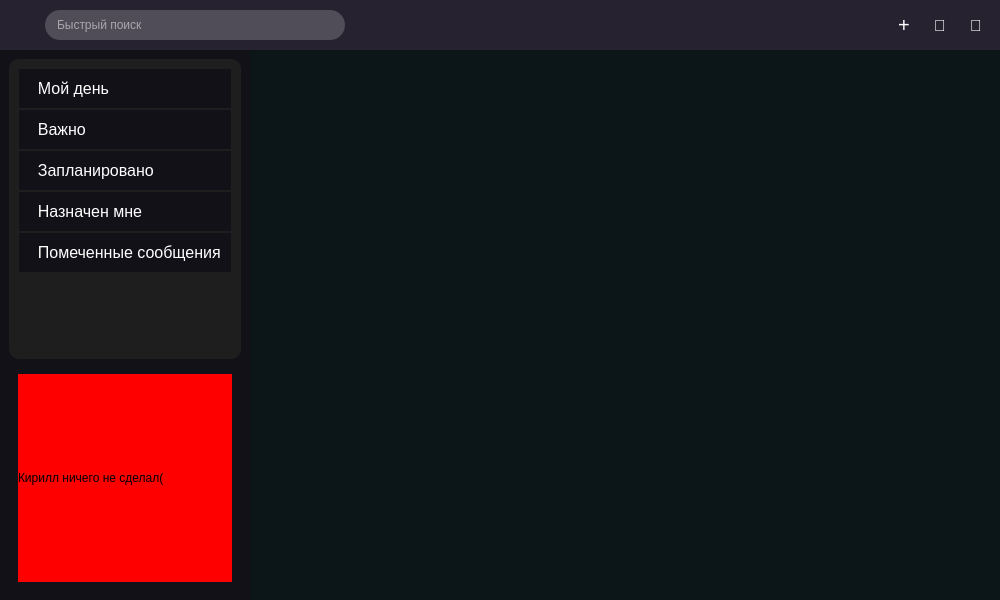
Teddy-Ro/FAK, file FAK/mainwindow.ui: the form before one commit.
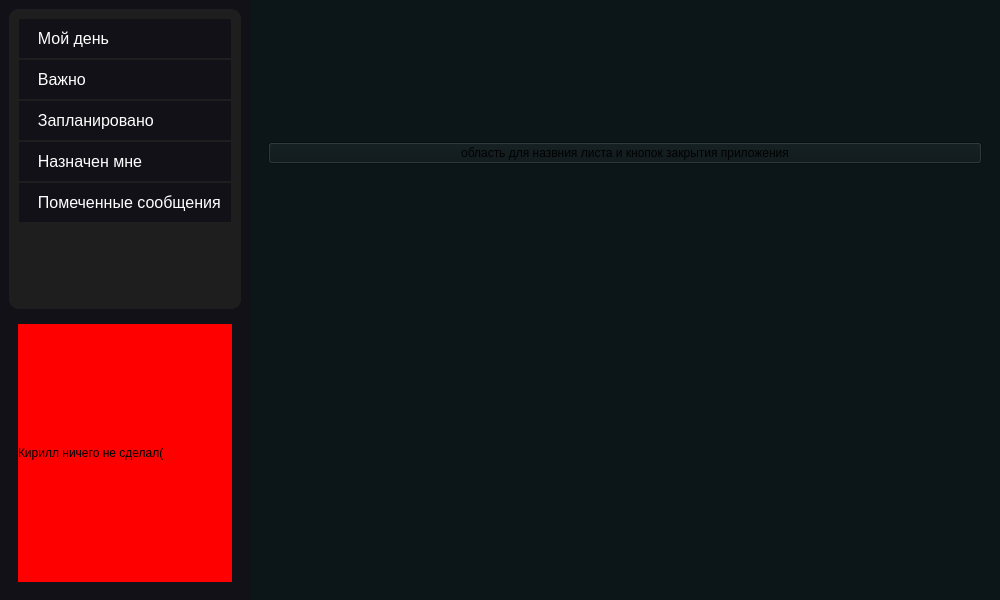
The form after the commit. Icons and pictures are not drawn.

Commit message: добавлена область titlebar. кнопки должны добавляться

What changed in the file:
```diff
--- a/FAK/mainwindow.ui
+++ b/FAK/mainwindow.ui
@@ -51,175 +51,6 @@
        <property name="bottomMargin">
         <number>0</number>
        </property>
-       <item>
-        <widget class="QWidget" name="headerWidget" native="true">
-         <property name="minimumSize">
-          <size>
-           <width>0</width>
-           <height>50</height>
-          </size>
-         </property>
-         <property name="autoFillBackground">
-          <bool>false</bool>
-         </property>
-         <property name="styleSheet">
-          <string notr="true">background-color: rgb(38, 34, 47)</string>
-         </property>
-         <layout class="QHBoxLayout" name="horizontalLayout_2">
-          <item>
-           <widget class="QLabel" name="logoLabel">
-            <property name="minimumSize">
-             <size>
-              <width>30</width>
-              <height>30</height>
-             </size>
-            </property>
-            <property name="maximumSize">
-             <size>
-              <width>30</width>
-              <height>30</height>
-             </size>
-            </property>
-            <property name="text">
-             <string/>
-            </property>
-           </widget>
-          </item>
-          <item>
-           <widget class="QLineEdit" name="searchEdit">
-            <property name="minimumSize">
-             <size>
-              <width>200</width>
-              <height>30</height>
-             </size>
-            </property>
-            <property name="maximumSize">
-             <size>
-              <width>300</width>
-              <height>30</height>
-             </size>
-            </property>
-            <property name="styleSheet">
-             <string notr="true">background-color: rgba(255, 255, 255, 50);
-border-radius: 15px;
-padding-left: 10px;
-color: white;
-</string>
-            </property>
-            <property name="placeholderText">
-             <string>Быстрый поиск</string>
-            </property>
-           </widget>
-          </item>
-          <item>
-           <spacer name="horizontalSpacer">
-            <property name="orientation">
-             <enum>Qt::Horizontal</enum>
-            </property>
-            <property name="sizeHint" stdset="0">
-             <size>
-              <width>40</width>
-              <height>20</height>
-             </size>
-            </property>
-           </spacer>
-          </item>
-          <item>
-           <widget class="QPushButton" name="addButton">
-            <property name="minimumSize">
-             <size>
-              <width>30</width>
-              <height>30</height>
-             </size>
-            </property>
-            <property name="maximumSize">
-             <size>
-              <width>30</width>
-              <height>30</height>
-             </size>
-            </property>
-            <property name="styleSheet">
-             <string notr="true">QPushButton {
-    color: white;
-    background-color: transparent;
-    border: none;
-    font-size: 20px;
-}
-QPushButton:hover {
-    background-color: rgba(255, 255, 255, 50);
-    border-radius: 15px;
-}</string>
-            </property>
-            <property name="text">
-             <string>+</string>
-            </property>
-           </widget>
-          </item>
-          <item>
-           <widget class="QPushButton" name="notificationButton">
-            <property name="minimumSize">
-             <size>
-              <width>30</width>
-              <height>30</height>
-             </size>
-            </property>
-            <property name="maximumSize">
-             <size>
-              <width>30</width>
-              <height>30</height>
-             </size>
-            </property>
-            <property name="styleSheet">
-             <string notr="true">QPushButton {
-    color: white;
-    background-color: transparent;
-    border: none;
-    font-size: 16px;
-}
-QPushButton:hover {
-    background-color: rgba(255, 255, 255, 50);
-    border-radius: 15px;
-}</string>
-            </property>
-            <property name="text">
-             <string>🔔</string>
-            </property>
-           </widget>
-          </item>
-          <item>
-           <widget class="QPushButton" name="profileButton">
-            <property name="minimumSize">
-             <size>
-              <width>30</width>
-              <height>30</height>
-             </size>
-            </property>
-            <property name="maximumSize">
-             <size>
-              <width>30</width>
-              <height>30</height>
-             </size>
-            </property>
-            <property name="styleSheet">
-             <string notr="true">QPushButton {
-    color: white;
-    background-color: transparent;
-    border: none;
-    font-size: 16px;
-}
-QPushButton:hover {
-    background-color: rgba(255, 255, 255, 50);
-    border-radius: 15px;
-}</string>
-            </property>
-            <property name="text">
-             <string>👤</string>
-            </property>
-           </widget>
-          </item>
-         </layout>
-        </widget>
-       </item>
        <item>
         <widget class="QWidget" name="contentWidget" native="true">
          <layout class="QHBoxLayout" name="horizontalLayout_3">
@@ -550,6 +381,19 @@
              <string notr="true">background-color: rgb(12, 22, 24)</string>
             </property>
             <layout class="QVBoxLayout" name="verticalLayout_3">
+             <item>
+              <widget class="QWidget" name="titleBar" native="true">
+               <layout class="QHBoxLayout" name="horizontalLayout_7">
+                <item>
+                 <widget class="QPushButton" name="pushButton">
+                  <property name="text">
+                   <string>область для назвния листа и кнопок закрытия приложения</string>
+                  </property>
+                 </widget>
+                </item>
+               </layout>
+              </widget>
+             </item>
              <item>
               <widget class="QWidget" name="widget_3" native="true">
                <layout class="QVBoxLayout" name="verticalLayout_5"/>
```
The commit also changes 8 other files.
